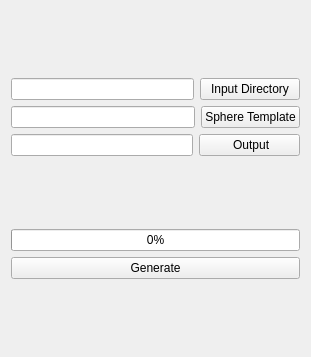
mturja-vf-ic-bd/SlicerDeepLearningUI, file GeometryImage/Resources/UI/GeometryImage.ui: the form before one commit.
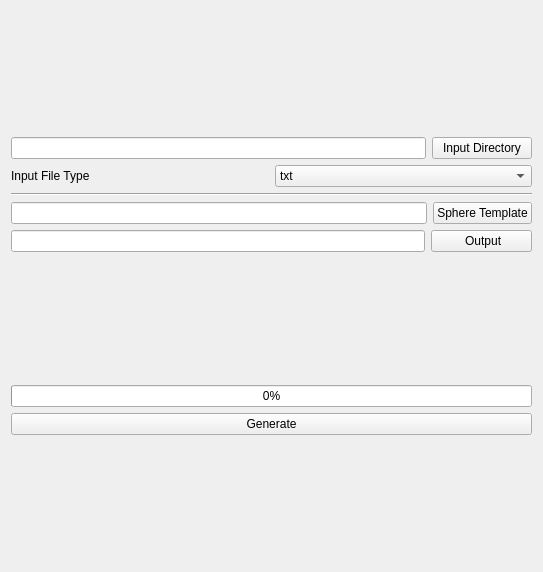
The form after the commit. Custom widgets are drawn as their Qt base class.

What changed in the file:
```diff
--- a/GeometryImage/Resources/UI/GeometryImage.ui
+++ b/GeometryImage/Resources/UI/GeometryImage.ui
@@ -6,8 +6,8 @@
    <rect>
     <x>0</x>
     <y>0</y>
-    <width>311</width>
-    <height>357</height>
+    <width>543</width>
+    <height>572</height>
    </rect>
   </property>
   <layout class="QVBoxLayout" name="verticalLayout">
@@ -38,6 +38,41 @@
      </item>
     </layout>
    </item>
+   <item>
+    <layout class="QHBoxLayout" name="horizontalLayout_5">
+     <item>
+      <widget class="QLabel" name="label">
+       <property name="text">
+        <string>Input File Type</string>
+       </property>
+      </widget>
+     </item>
+     <item>
+      <widget class="QComboBox" name="FileTypeCombo">
+       <property name="editable">
+        <bool>false</bool>
+       </property>
+       <item>
+        <property name="text">
+         <string>txt</string>
+        </property>
+       </item>
+       <item>
+        <property name="text">
+         <string>vtk</string>
+        </property>
+       </item>
+      </widget>
+     </item>
+    </layout>
+   </item>
+   <item>
+    <widget class="Line" name="line">
+     <property name="orientation">
+      <enum>Qt::Horizontal</enum>
+     </property>
+    </widget>
+   </item>
    <item>
     <layout class="QHBoxLayout" name="TemplateLayout">
      <item>
```
